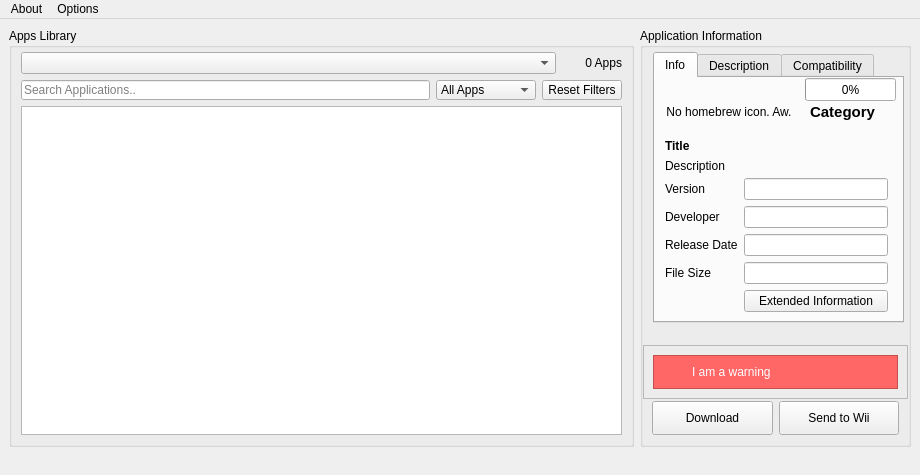
dhtdht020/osc-dl, file gui/united.ui: the form before one commit.
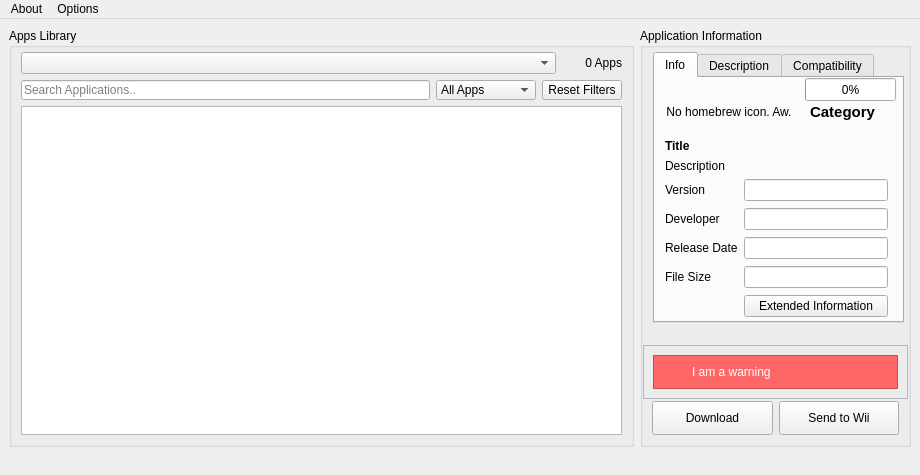
The form after the commit.

Commit message: Add toggle to disable update check on launch (#133)

What changed in the file:
```diff
--- a/gui/united.ui
+++ b/gui/united.ui
@@ -443,7 +443,7 @@
               <x>10</x>
               <y>100</y>
               <width>223</width>
-              <height>138</height>
+              <height>140</height>
              </rect>
             </property>
             <layout class="QGridLayout" name="AppMetadata_GridLayout">
```
Left out of the diff: 9 changed lines with no effect on the pictures. The commit also changes 2 other files.
